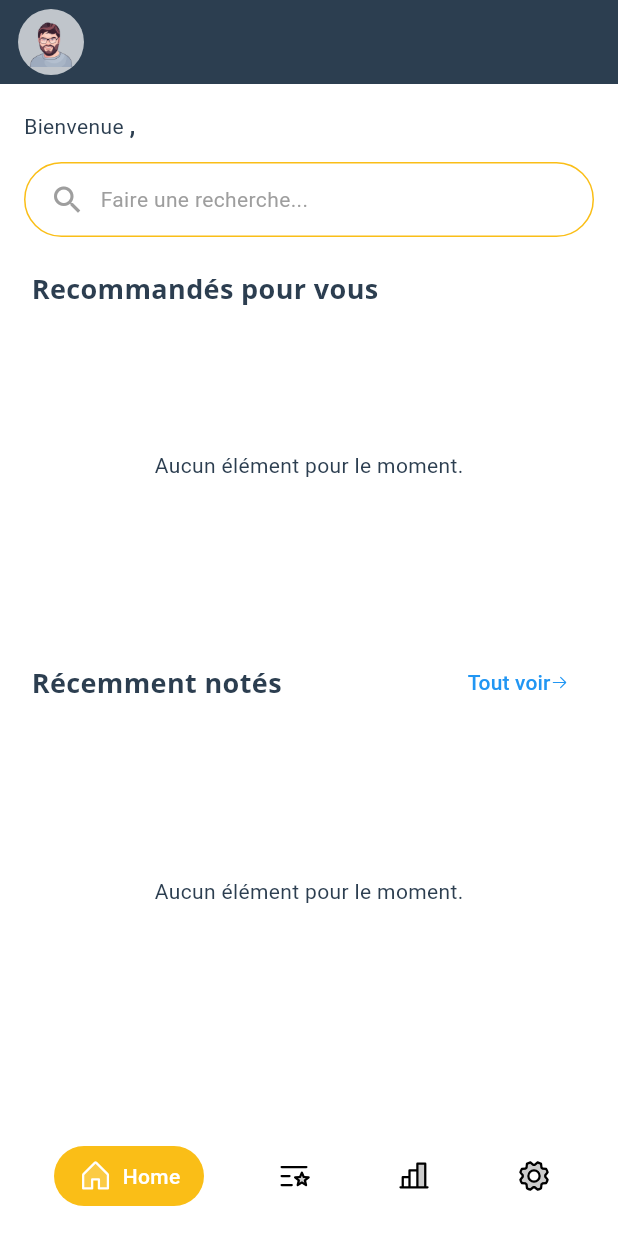
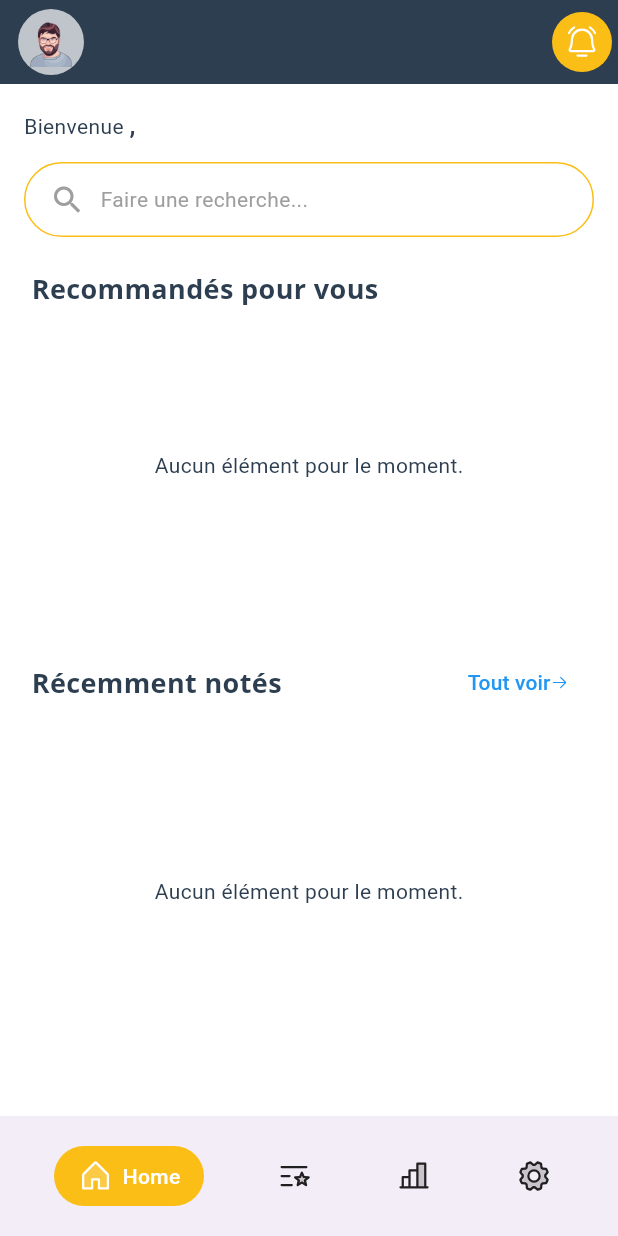
Before and after one commit to Alwil17/rate-master, a Flutter app: the HomeScreen screen opened by its route, on a phone screen of 412 x 824 dp. Run offline on Flutter 3.47's test engine with Material 3 defaults, Android fonts, the light colour scheme and no system bars; our stand-ins replace fl_chart, flutter_easyloading, go_router, package_info_plus, phosphor_flutter, shared_preferences; accounts and stored records are empty; generated files the repository leaves out were written again.

Commit message:
Applyied dark theme to bottom nav

```diff
--- a/lib/screens/home/widgets/home_app_bar.dart
+++ b/lib/screens/home/widgets/home_app_bar.dart
@@ -32,7 +32,7 @@
             color: Colors.white),
         onPressed: onRefresh,
       ),*/
-      /*IconButton(
+      IconButton(
         style: ButtonStyle(
           backgroundColor: WidgetStatePropertyAll(AppColors.accent),
           shape: WidgetStatePropertyAll(
@@ -44,7 +44,7 @@
         icon: PhosphorIcon(PhosphorIconsRegular.bellSimpleRinging,
             color: Colors.white),
         onPressed: () {},
-      ),*/
+      ),
     ],
   );
 }
--- a/lib/shared/widgets/expanding_bottom_nav.dart
+++ b/lib/shared/widgets/expanding_bottom_nav.dart
@@ -22,8 +22,6 @@
 
     return BottomAppBar(
       shape: const CircularNotchedRectangle(),
-      elevation: 8,
-      color: Colors.white,
       child: Row(
         mainAxisAlignment: MainAxisAlignment.spaceAround,
         children: List.generate(items.length, (i) {
@@ -48,7 +46,7 @@
                 mainAxisSize: MainAxisSize.min,
                 mainAxisAlignment: MainAxisAlignment.center,
                 children: [
-                  PhosphorIcon(nav.icon, color: isSelected ? Colors.white : Colors.black),
+                  PhosphorIcon(nav.icon, color: isSelected ? Colors.white : Theme.of(context).iconTheme.color),
                   if (isSelected) ...[
                     const SizedBox(width: 6),
                     Text(
```
